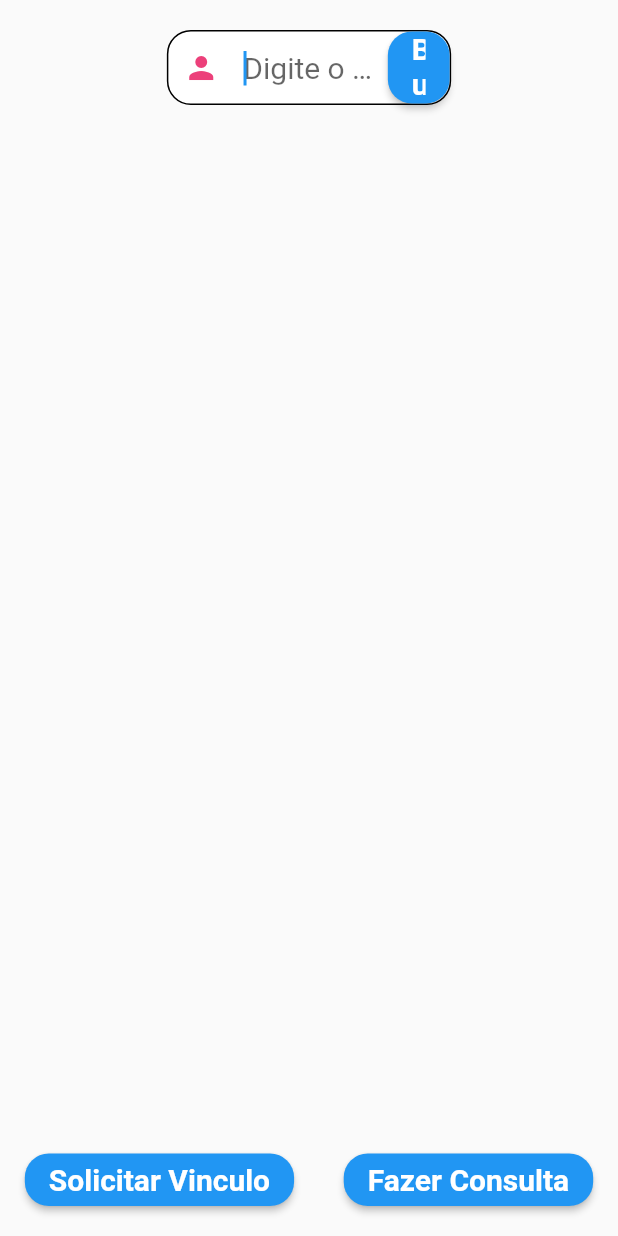
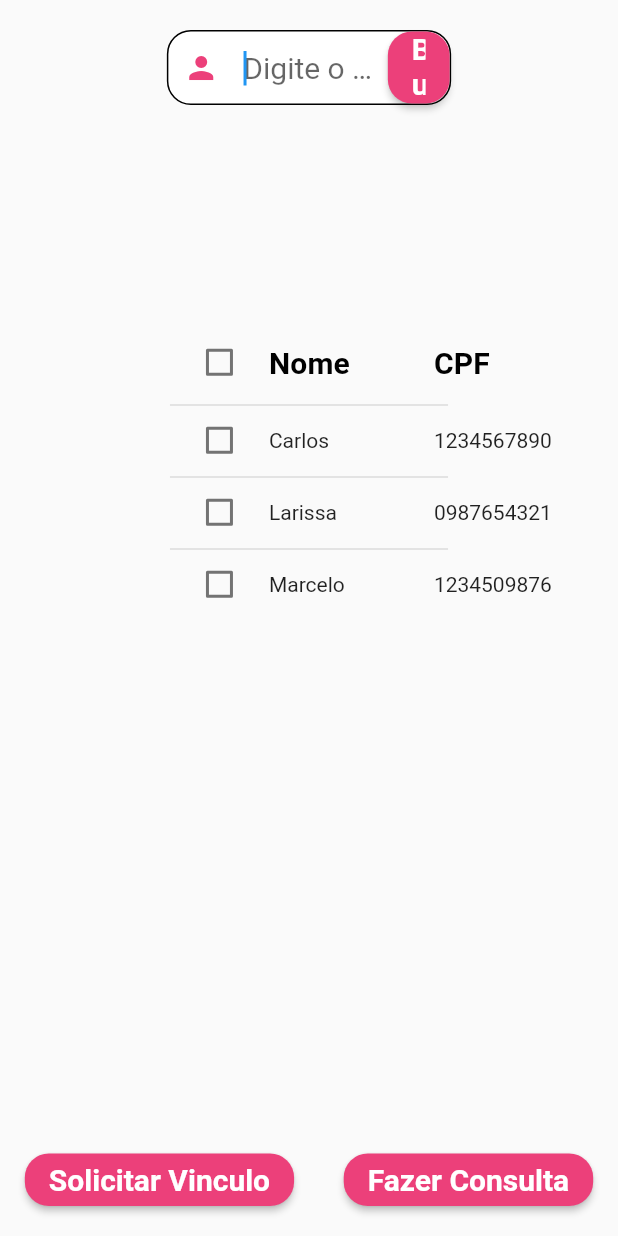
Before and after one commit to Marcelo7x/Ze-Gotinha, a Flutter app: the SearchPage widget shown alone on an empty page, opened directly, on a phone screen of 412 x 824 dp. Run offline on Flutter 3.47's test engine with Material 2 defaults, Android fonts, the phone set to English and light mode, and no system bars; our stand-ins replace flutter_mobx, flutter_modular, mobx; generated files the repository leaves out were written again.

Commit message:
datatable dinamico e solicitar vinculo mazomenos, precisa acabar

```diff
--- a/lib/app/modules/search/search_page.dart
+++ b/lib/app/modules/search/search_page.dart
@@ -13,12 +13,37 @@ class SearchPage extends StatefulWidget {
 }
 
 class _SearchPageState extends ModularState<SearchPage, SearchStore> {
-
-
   @override
   Widget build(BuildContext context) {
     final _width = MediaQuery.of(context).size.width;
     final _height = MediaQuery.of(context).size.height;
+
+    var _pacientes = controller.getPacientes();
+
+    _getDataRows() {
+      List<DataRow> _dataRows = [
+        DataRow(cells: <DataCell>[
+          DataCell(Text("name")),
+          DataCell(Text("cpf")),
+        ])
+      ];
+
+      for (var i = 0; i < _pacientes.length; i++) {
+        _dataRows.add(DataRow(
+            selected: _pacientes[i]["cpf"] == controller.cpf,
+            onSelectChanged: (s) {
+              controller.setCpf(_pacientes[i]["cpf"]);
+              _getDataRows();
+            },
+            cells: <DataCell>[
+              DataCell(Text(_pacientes[i]["name"]!)),
+              DataCell(Text(_pacientes[i]["cpf"]!)),
+            ]));
+      }
+
+      _dataRows.removeAt(0);
+      return _dataRows;
+    }
 
     return Container(
       //********************************************************* Search */
@@ -59,18 +84,52 @@ class _SearchPageState extends ModularState<SearchPage, SearchStore> {
                     height: 50,
                     //decoration: BoxDecoration(
                     //borderRadius: BorderRadius.circular(20)),
-                    child: elevatedButton(context, "Buscar Paciente", (){})),
+                    child: elevatedButton(context, "Buscar Paciente", () {})),
               ],
             ),
           ),
-
+          SingleChildScrollView(
+              child: SizedBox(
+                  height: _height * .5,
+                  width: _width * .45,
+                  child: Observer(builder: (_) {
+                    return DataTable(columns: const [
+                      DataColumn(
+                          label: Text("Nome",
+                              style: TextStyle(
+                                  fontSize: 20, fontWeight: FontWeight.bold))),
+                      DataColumn(
+                          label: Text("CPF",
+                              style: TextStyle(
+                                  fontSize: 20, fontWeight: FontWeight.bold)))
+                    ], rows: _getDataRows());
+                  }))),
           Padding(
+            //************************************************************ Solicitar Vinculo, Fazer consulta*/
             padding: const EdgeInsets.only(bottom: 20),
             child: Row(
               mainAxisAlignment: MainAxisAlignment.spaceAround,
               children: [
-                SizedBox(height: 35, child: elevatedButton(context, "Solicitar Vinculo", (){})),
-                SizedBox(height: 35, child: elevatedButton(context, "Fazer Consulta", (){})),
+                SizedBox(
+                    height: 35,
+                    child: elevatedButton(context, "Solicitar Vinculo", () {
+
+
+                      showDialog(
+                        context: context,
+                        builder: (BuildContext context) => AlertDialog(
+                          title: const Text("Paciente Vinculado com Sucesso"),
+                          actions: [
+                            elevatedButton(context, "OK", () {
+                              Navigator.pop(context);
+                            }),
+                          ],
+                        ),
+                      );
+                    })),
+                SizedBox(
+                    height: 35,
+                    child: elevatedButton(context, "Fazer Consulta", () {})),
               ],
             ),
           ),
@@ -78,5 +137,4 @@ class _SearchPageState extends ModularState<SearchPage, SearchStore> {
       ),
     );
   }
-
 }
--- a/lib/app/modules/search/search_store.dart
+++ b/lib/app/modules/search/search_store.dart
@@ -1,9 +1,28 @@
 import 'package:mobx/mobx.dart';
+import 'package:ze_gotinha/app/modules/class/pacientes.dart';
 
 part 'search_store.g.dart';
 
 class SearchStore = SearchStoreBase with _$SearchStore;
 
 abstract class SearchStoreBase with Store {
+  @observable
+  String cpf = "";
+
+  @action
+  setCpf(n) {
+     cpf = n;
+  }
+
+  getPacientes() {
+    final List<Map<String, String>> pacientes = [
+      {"name": "Carlos", "cpf": "1234567890"},
+      {"name": "Larissa", "cpf": "0987654321"},
+      {"name": "Marcelo", "cpf": "1234509876"}
+    ];
+
+    return pacientes;
+  }
+
 
 }
--- a/lib/app/modules/widgets/button.dart
+++ b/lib/app/modules/widgets/button.dart
@@ -1,8 +1,7 @@
 import 'package:flutter/material.dart';
 
-Widget elevatedButton(BuildContext context, String label,
-    void Function() function) {
-
+Widget elevatedButton(
+    BuildContext context, String label, void Function() function) {
   return ElevatedButton(
       onPressed: function,
       style: ButtonStyle(
@@ -13,8 +12,9 @@ Widget elevatedButton(BuildContext context, String label,
             if (states.contains(MaterialState.hovered)) {
               return Theme.of(context).colorScheme.secondary;
             }
-            return ThemeData.light()
-                .primaryColor; // Use the component's default.
+            return Theme.of(context)
+                .colorScheme
+                .secondary; // Use the component's default.
           },
         ),
       ),
```
Also changed, not shown: lib/app/modules/class/pacientes.dart (added, +11 -0 lines), lib/app/modules/login/login_page.dart (+15 -18 lines), lib/app/modules/search/search_store.g.dart.
